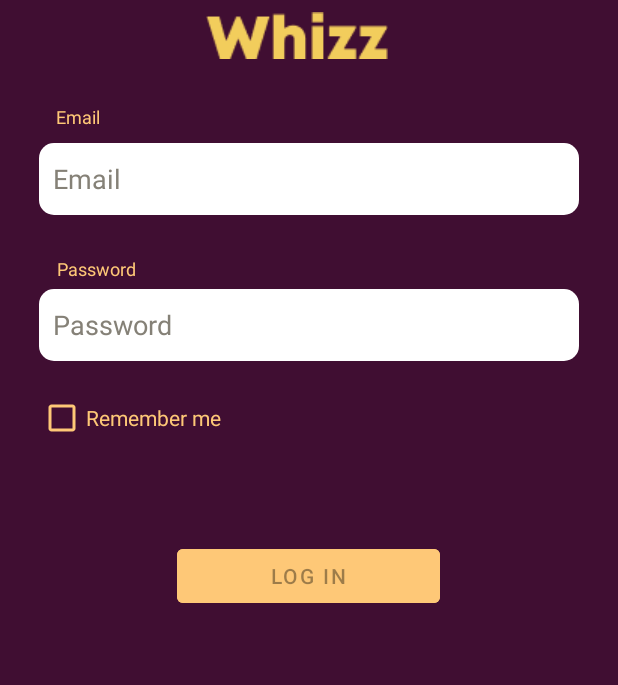
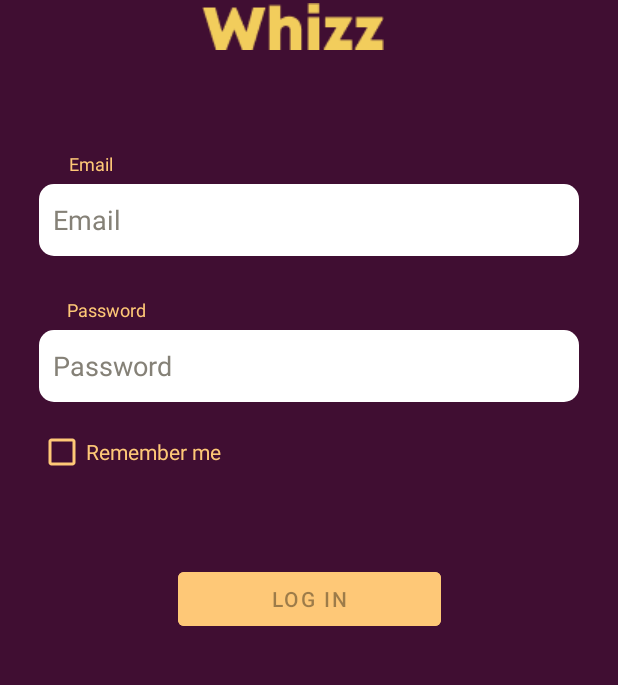
Before and after one commit to SpectreOfSolitude/OperationLevelUp, an Android app: the screen it shows after launch (LoginActivity), on a phone screen of 412 x 824 dp, the part 368-1053 px from its top. Run offline under Robolectric (Android 15) with nearby library versions, the phone set to English and light mode, and no system bars.

Commit message:
revisi log in page sedikit

```diff
--- a/app/src/main/java/com/example/whizz/ui/Quest/DashboardFragment.java
+++ b/app/src/main/java/com/example/whizz/ui/Quest/DashboardFragment.java
@@ -9,6 +9,7 @@ import android.widget.TextView;
 import androidx.annotation.NonNull;
 import androidx.fragment.app.Fragment;
 import androidx.lifecycle.ViewModelProvider;
+
 
 import com.example.whizz.databinding.FragmentDashboardBinding;
 
@@ -24,7 +25,7 @@ public class DashboardFragment extends Fragment {
         binding = FragmentDashboardBinding.inflate(inflater, container, false);
         View root = binding.getRoot();
 
-        final TextView textView = binding.textDashboard;
+        final TextView textView = binding.dashboardPage;
         dashboardViewModel.getText().observe(getViewLifecycleOwner(), textView::setText);
         return root;
     }
--- /dev/null
+++ b/app/src/main/java/com/example/whizz/ui/data/model/Quest.java
@@ -0,0 +1,6 @@
+package com.example.whizz.ui.data.model;
+
+public class Quest
+{
+    String QuestTitle;
+}
--- a/app/src/main/res/layout/activity_login.xml
+++ b/app/src/main/res/layout/activity_login.xml
@@ -31,7 +31,84 @@
         app:layout_constraintHorizontal_bias="0.509"
         app:layout_constraintStart_toStartOf="parent"
         app:layout_constraintTop_toBottomOf="@+id/textView5"
-        app:layout_constraintVertical_bias="1.0" />
+        app:layout_constraintVertical_bias="0.75" />
+
+    <TextView
+        android:id="@+id/textView5"
+        android:layout_width="wrap_content"
+        android:layout_height="wrap_content"
+        android:layout_marginEnd="220dp"
+        android:text="@string/prompt_email"
+        android:textColor="@color/yellow_whizz"
+        android:textSize="12sp"
+        app:layout_constraintBottom_toBottomOf="parent"
+        app:layout_constraintEnd_toEndOf="parent"
+        app:layout_constraintHorizontal_bias="0.229"
+        app:layout_constraintStart_toStartOf="parent"
+        app:layout_constraintTop_toTopOf="parent"
+        app:layout_constraintVertical_bias="0.381" />
+
+    <CheckBox
+        android:id="@+id/checkBox"
+        android:layout_width="wrap_content"
+        android:layout_height="wrap_content"
+        android:layout_marginStart="16dp"
+        android:layout_marginEnd="255dp"
+        android:buttonTint="@color/yellow_whizz"
+        android:text="Remember me"
+        android:textColor="@color/yellow_whizz"
+        app:layout_constraintBottom_toBottomOf="parent"
+        app:layout_constraintEnd_toEndOf="parent"
+        app:layout_constraintStart_toStartOf="parent"
+        app:layout_constraintTop_toTopOf="parent"
+        app:layout_constraintVertical_bias="0.655" />
+
+    <TextView
+        android:id="@+id/textView6"
+        android:layout_width="wrap_content"
+        android:layout_height="wrap_content"
+        android:layout_marginEnd="220dp"
+        android:text="@string/prompt_password"
+        android:textColor="@color/yellow_whizz"
+        android:textSize="12sp"
+        app:layout_constraintBottom_toBottomOf="parent"
+        app:layout_constraintEnd_toEndOf="parent"
+        app:layout_constraintHorizontal_bias="0.27"
+        app:layout_constraintStart_toStartOf="parent"
+        app:layout_constraintTop_toTopOf="parent"
+        app:layout_constraintVertical_bias="0.516" />
+
+    <Button
+        android:id="@+id/login"
+        android:layout_width="wrap_content"
+        android:layout_height="wrap_content"
+        android:layout_gravity="start"
+        android:layout_marginTop="50dp"
+        android:layout_marginBottom="148dp"
+        android:width="175dp"
+        android:backgroundTint="@color/yellow_whizz"
+        android:enabled="false"
+        android:text="@string/action_sign_in"
+        android:textColorHint="#979292"
+        app:layout_constraintBottom_toBottomOf="parent"
+        app:layout_constraintEnd_toEndOf="parent"
+        app:layout_constraintStart_toStartOf="parent"
+        app:layout_constraintTop_toBottomOf="@+id/checkBox"
+        app:layout_constraintVertical_bias="0.0" />
+
+    <ImageView
+        android:id="@+id/imageView4"
+        android:layout_width="wrap_content"
+        android:layout_height="wrap_content"
+        android:layout_marginTop="2dp"
+        android:layout_marginBottom="50dp"
+        app:layout_constraintBottom_toTopOf="@+id/username"
+        app:layout_constraintEnd_toEndOf="parent"
+        app:layout_constraintHorizontal_bias="0.458"
+        app:layout_constraintStart_toStartOf="parent"
+        app:layout_constraintTop_toBottomOf="@+id/imageView5"
+        app:layout_constraintVertical_bias="0.0"
+        app:srcCompat="@drawable/whizz" />
 
     <EditText
         android:id="@+id/password"
@@ -55,69 +132,6 @@
         app:layout_constraintTop_toBottomOf="@+id/textView6"
         app:layout_constraintVertical_bias="0.0" />
 
-    <TextView
-        android:id="@+id/textView5"
-        android:layout_width="wrap_content"
-        android:layout_height="wrap_content"
-        android:layout_marginEnd="220dp"
-        android:text="@string/prompt_email"
-        android:textColor="@color/yellow_whizz"
-        android:textSize="12sp"
-        app:layout_constraintBottom_toBottomOf="parent"
-        app:layout_constraintEnd_toEndOf="parent"
-        app:layout_constraintHorizontal_bias="0.161"
-        app:layout_constraintStart_toStartOf="parent"
-        app:layout_constraintTop_toTopOf="parent"
-        app:layout_constraintVertical_bias="0.337" />
-
-    <CheckBox
-        android:id="@+id/checkBox"
-        android:layout_width="wrap_content"
-        android:layout_height="wrap_content"
-        android:layout_marginStart="16dp"
-        android:layout_marginEnd="255dp"
-        android:buttonTint="@color/yellow_whizz"
-        android:text="Remember me"
-        android:textColor="@color/yellow_whizz"
-        app:layout_constraintBottom_toBottomOf="parent"
-        app:layout_constraintEnd_toEndOf="parent"
-        app:layout_constraintStart_toStartOf="parent"
-        app:layout_constraintTop_toTopOf="parent"
-        app:layout_constraintVertical_bias="0.622" />
-
-    <TextView
-        android:id="@+id/textView6"
-        android:layout_width="wrap_content"
-        android:layout_height="wrap_content"
-        android:layout_marginEnd="220dp"
-        android:text="@string/prompt_password"
-        android:textColor="@color/yellow_whizz"
-        android:textSize="12sp"
-        app:layout_constraintBottom_toBottomOf="parent"
-        app:layout_constraintEnd_toEndOf="parent"
-        app:layout_constraintHorizontal_bias="0.204"
-        app:layout_constraintStart_toStartOf="parent"
-        app:layout_constraintTop_toTopOf="parent"
-        app:layout_constraintVertical_bias="0.478" />
-
-    <Button
-        android:id="@+id/login"
-        android:layout_width="wrap_content"
-        android:layout_height="wrap_content"
-        android:layout_gravity="start"
-        android:layout_marginTop="50dp"
-        android:layout_marginBottom="148dp"
-        android:backgroundTint="@color/yellow_whizz"
-        android:enabled="false"
-        android:width="175dp"
-        android:text="@string/action_sign_in"
-        android:textColorHint="#979292"
-        app:layout_constraintBottom_toBottomOf="parent"
-        app:layout_constraintEnd_toEndOf="parent"
-        app:layout_constraintHorizontal_bias="0.497"
-        app:layout_constraintStart_toStartOf="parent"
-        app:layout_constraintTop_toBottomOf="@+id/checkBox" />
-
     <ProgressBar
         android:id="@+id/loading"
         android:layout_width="wrap_content"
@@ -131,19 +145,6 @@
         app:layout_constraintStart_toStartOf="@+id/password"
         app:layout_constraintTop_toTopOf="parent"
         app:layout_constraintVertical_bias="0.3" />
-
-    <ImageView
-        android:id="@+id/imageView4"
-        android:layout_width="wrap_content"
-        android:layout_height="wrap_content"
-        android:layout_marginTop="2dp"
-        android:layout_marginBottom="50dp"
-        app:layout_constraintBottom_toTopOf="@+id/username"
-        app:layout_constraintEnd_toEndOf="parent"
-        app:layout_constraintHorizontal_bias="0.47"
-        app:layout_constraintStart_toStartOf="parent"
-        app:layout_constraintTop_toBottomOf="@+id/imageView5"
-        app:srcCompat="@drawable/whizz" />
 
     <ImageView
         android:id="@+id/imageView5"
--- a/app/src/main/res/layout/fragment_dashboard.xml
+++ b/app/src/main/res/layout/fragment_dashboard.xml
@@ -2,6 +2,7 @@
 <LinearLayout xmlns:android="http://schemas.android.com/apk/res/android"
     xmlns:app="http://schemas.android.com/apk/res-auto"
     xmlns:tools="http://schemas.android.com/tools"
+    android:orientation="vertical"
     android:layout_width="match_parent"
     android:layout_height="match_parent"
     tools:context=".ui.Quest.DashboardFragment">
@@ -10,4 +11,9 @@
         android:layout_width="match_parent"
         android:layout_height="match_parent"
         tools:listitem="@layout/item_ongoing_quest"/>
+    <TextView
+        android:id="@+id/dashboard_page"
+        android:layout_width="wrap_content"
+        android:layout_height="wrap_content"
+        />
 </LinearLayout>
```
Also changed, not shown: app/src/main/res/drawable-hdpi/ic_action_profile.png (added), app/src/main/res/drawable-mdpi/ic_action_profile.png (added), app/src/main/res/drawable-xhdpi/ic_action_profile.png (added), app/src/main/res/drawable-xxhdpi/ic_action_profile.png (added), app/src/main/res/drawable-xxxhdpi/ic_action_profile.png (added), app/src/main/res/mipmap-hdpi/ic_launcher.png (added), app/src/main/res/mipmap-mdpi/ic_launcher.png (added), app/src/main/res/mipmap-xhdpi/ic_launcher.png (added), app/src/main/res/mipmap-xxhdpi/ic_launcher.png (added), app/src/main/res/mipmap-xxxhdpi/ic_launcher.png (added).
